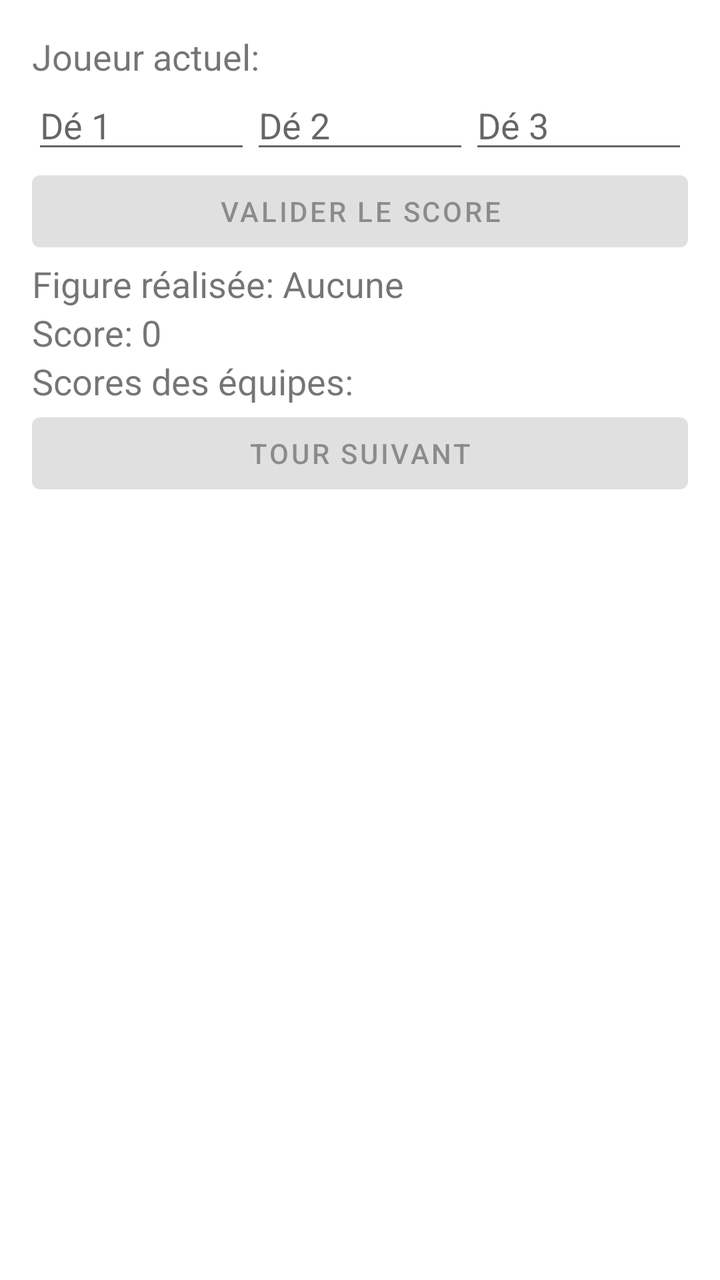
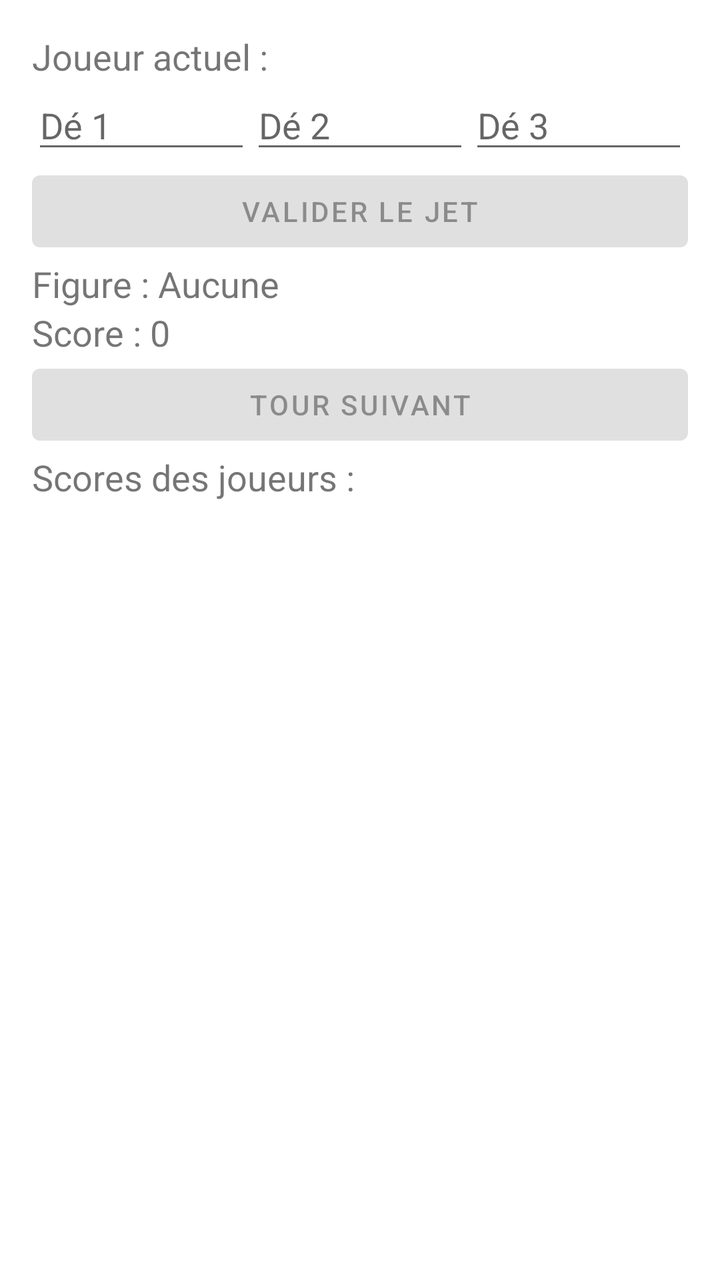

Two renders of the same Android screen: before a commit and after it. Below are the layout's source before the change and the commit's diff.
<!-- AndroidManifest.xml: application theme Theme.CulDeChouette -->
<!-- res/layout/activity_main.xml -->
<LinearLayout xmlns:android="http://schemas.android.com/apk/res/android"
    xmlns:tools="http://schemas.android.com/tools"
    android:layout_width="match_parent"
    android:layout_height="match_parent"
    android:orientation="vertical"
    android:padding="16dp"
    tools:context=".MainActivity">

    <TextView
        android:id="@+id/currentPlayerText"
        android:layout_width="match_parent"
        android:layout_height="wrap_content"
        android:text="Joueur actuel: "
        android:textSize="18sp" />

    <LinearLayout
        android:layout_width="match_parent"
        android:layout_height="wrap_content"
        android:orientation="horizontal"
        android:gravity="center">

        <EditText
            android:id="@+id/dice1"
            android:layout_width="0dp"
            android:layout_height="wrap_content"
            android:layout_weight="1"
            android:hint="Dé 1"
            android:inputType="number"
            android:maxLength="1" />

        <EditText
            android:id="@+id/dice2"
            android:layout_width="0dp"
            android:layout_height="wrap_content"
            android:layout_weight="1"
            android:hint="Dé 2"
            android:inputType="number"
            android:maxLength="1" />

        <EditText
            android:id="@+id/dice3"
            android:layout_width="0dp"
            android:layout_height="wrap_content"
            android:layout_weight="1"
            android:hint="Dé 3"
            android:inputType="number"
            android:maxLength="1" />
    </LinearLayout>

    <Button
        android:id="@+id/validateScoreButton"
        android:layout_width="match_parent"
        android:layout_height="wrap_content"
        android:text="Valider le score"
        android:enabled="false" />

    <TextView
        android:id="@+id/figureText"
        android:layout_width="match_parent"
        android:layout_height="wrap_content"
        android:text="Figure réalisée: Aucune"
        android:textSize="18sp" />

    <TextView
        android:id="@+id/resultText"
        android:layout_width="match_parent"
        android:layout_height="wrap_content"
        android:text="Score: 0"
        android:textSize="18sp" />

    <TextView
        android:id="@+id/teamsScoreText"
        android:layout_width="match_parent"
        android:layout_height="wrap_content"
        android:text="Scores des équipes:"
        android:textSize="18sp" />

    <Button
        android:id="@+id/nextTurnButton"
        android:layout_width="match_parent"
        android:layout_height="wrap_content"
        android:text="Tour suivant"
        android:enabled="false" />
</LinearLayout>
<!-- resources referenced by this layout -->
<resources>
  <style name="Theme.CulDeChouette" parent="Theme.MaterialComponents.DayNight.DarkActionBar">
          
          <item name="colorPrimary">@color/purple_500</item>
          <item name="colorPrimaryVariant">@color/purple_700</item>
          <item name="colorOnPrimary">@color/white</item>
          
          <item name="colorSecondary">@color/teal_200</item>
          <item name="colorSecondaryVariant">@color/teal_700</item>
          <item name="colorOnSecondary">@color/black</item>
          
          <item name="android:statusBarColor" tools:targetApi="l">?attr/colorPrimaryVariant</item>
          
      </style>
  <color name="purple_500">#FF6200EE</color>
  <color name="purple_700">#FF3700B3</color>
  <color name="white">#FFFFFFFF</color>
  <color name="teal_200">#FF03DAC5</color>
  <color name="teal_700">#FF018786</color>
  <color name="black">#FF000000</color>
</resources>

<!-- the commit's change to res/layout/activity_main.xml (unified diff, before → after) -->
@@ -6,12 +6,26 @@
     android:padding="16dp"
     tools:context=".MainActivity">
 
-    <TextView
-        android:id="@+id/currentPlayerText"
+
+    <LinearLayout
         android:layout_width="match_parent"
         android:layout_height="wrap_content"
-        android:text="Joueur actuel: "
-        android:textSize="18sp" />
+        android:orientation="horizontal"
+        android:gravity="left">
+
+        <TextView
+            android:layout_width="wrap_content"
+            android:layout_height="wrap_content"
+            android:text="Joueur actuel : "
+            android:textSize="18sp" />
+
+        <TextView
+            android:id="@+id/currentPlayerText"
+            android:layout_width="match_parent"
+            android:layout_height="wrap_content"
+            android:text=""
+            android:textSize="18sp" />
+    </LinearLayout>
 
     <LinearLayout
         android:layout_width="match_parent"
@@ -51,29 +65,55 @@
         android:id="@+id/validateScoreButton"
         android:layout_width="match_parent"
         android:layout_height="wrap_content"
-        android:text="Valider le score"
+        android:text="Valider le jet"
         android:enabled="false" />
 
-    <TextView
-        android:id="@+id/figureText"
+    <Button
+        android:id="@+id/siroterButton"
         android:layout_width="match_parent"
         android:layout_height="wrap_content"
-        android:text="Figure réalisée: Aucune"
-        android:textSize="18sp" />
+        android:text="Siroter"
+        android:visibility="gone" />
 
-    <TextView
-        android:id="@+id/resultText"
+    <LinearLayout
         android:layout_width="match_parent"
         android:layout_height="wrap_content"
-        android:text="Score: 0"
-        android:textSize="18sp" />
+        android:orientation="horizontal"
+        android:gravity="left">
 
-    <TextView
-        android:id="@+id/teamsScoreText"
+        <TextView
+            android:layout_width="wrap_content"
+            android:layout_height="wrap_content"
+            android:text="Figure : "
+            android:textSize="18sp" />
+
+        <TextView
+            android:id="@+id/figureText"
+            android:layout_width="match_parent"
+            android:layout_height="wrap_content"
+            android:text="Aucune"
+            android:textSize="18sp" />
+    </LinearLayout>
+
+    <LinearLayout
         android:layout_width="match_parent"
         android:layout_height="wrap_content"
-        android:text="Scores des équipes:"
-        android:textSize="18sp" />
+        android:orientation="horizontal"
+        android:gravity="left">
+
+        <TextView
+            android:layout_width="wrap_content"
+            android:layout_height="wrap_content"
+            android:text="Score : "
+            android:textSize="18sp" />
+
+        <TextView
+            android:id="@+id/resultText"
+            android:layout_width="match_parent"
+            android:layout_height="wrap_content"
+            android:text="0"
+            android:textSize="18sp" />
+    </LinearLayout>
 
     <Button
         android:id="@+id/nextTurnButton"
@@ -81,4 +121,17 @@
         android:layout_height="wrap_content"
         android:text="Tour suivant"
         android:enabled="false" />
+
+    <TextView
+        android:layout_width="match_parent"
+        android:layout_height="wrap_content"
+        android:text="Scores des joueurs : "
+        android:textSize="18sp" />
+
+    <TextView
+        android:id="@+id/teamsScoreText"
+        android:layout_width="match_parent"
+        android:layout_height="wrap_content"
+        android:text=""
+        android:textSize="18sp" />
 </LinearLayout>
